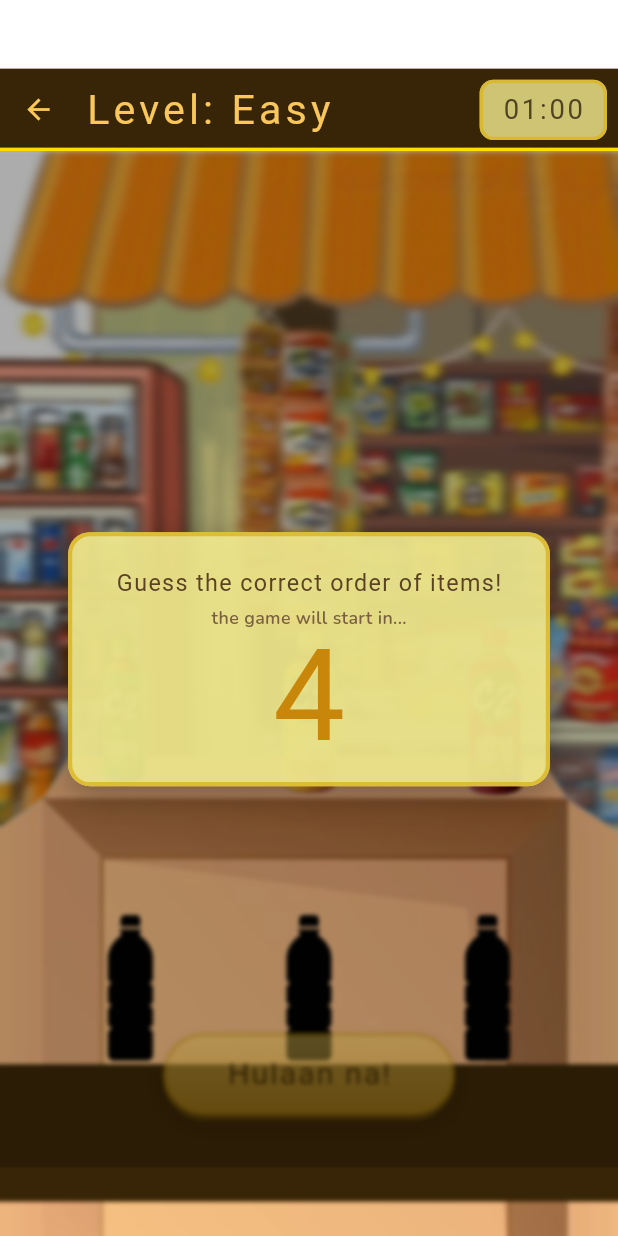
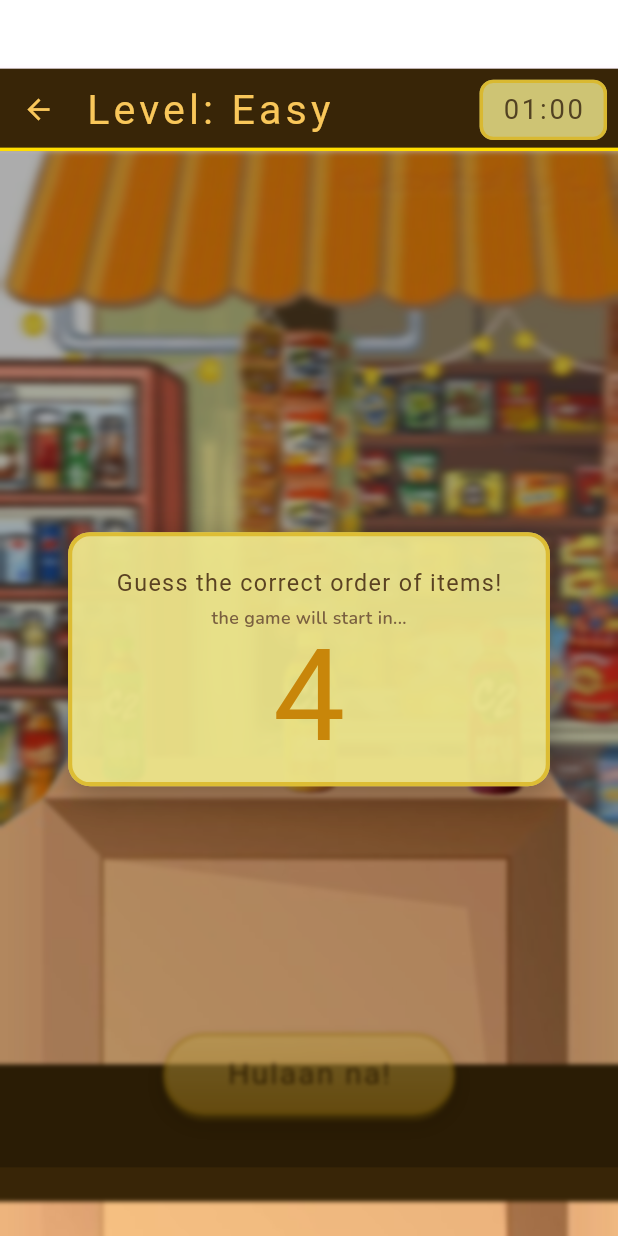
Before and after one commit to hungrychef-bytescode/CMSC156-Midterm-Project, a Flutter app: the GameScreen screen opened directly, on a phone screen of 412 x 824 dp. Run offline on Flutter 3.47's test engine with Material 3 defaults, Android fonts, the phone set to English and light mode, and no system bars; our stand-ins replace google_fonts; Roboto replaces fonts that are missing (Boogaloo).

Commit message:
feat: added correct arrangements when lost, removed mystery items inside boxes, adjust fonts on components

```diff
--- a/ayos_game/lib/game_config.dart
+++ b/ayos_game/lib/game_config.dart
@@ -1,4 +1,4 @@
-class LevelConfig {
+class LevelConfig { //level data
   final String level;
   final int totalTime;
   final int itemCount;
--- a/ayos_game/lib/game_screen.dart
+++ b/ayos_game/lib/game_screen.dart
@@ -4,8 +4,7 @@ import 'dart:async';
 import 'dart:ui';
 
 import 'game_config.dart';
-import 'game_widgets.dart';
-import 'game_dialogs.dart';
+import 'game_components.dart';
 
 class GameScreen extends StatefulWidget {
   final LevelConfig config;
@@ -203,6 +202,7 @@ class _GameScreenState extends State<GameScreen> with TickerProviderStateMixin {
       builder: (_) => GameDialog(
         title: "Time's Up!",
         subtitle: "Better luck next time.",
+        correctOrder: correctOrder,
         actions: [
           PillBtn(label: "Back to Menu", onTap: _goHome),
           PillBtn(label: "Try Again",    onTap: _restart),
@@ -347,22 +347,22 @@ class _GameScreenState extends State<GameScreen> with TickerProviderStateMixin {
             ),
 
             // Mystery items (bottom row — hidden)
-            Align(
-              alignment: Alignment.bottomCenter,
-              child: Padding(
-                padding: const EdgeInsets.only(bottom: 67),
-                child: Row(
-                  mainAxisSize: MainAxisSize.min,
-                  children: List.generate(
-                    correctOrder.length,
-                    (_) => Image.asset(
-                      widget.config.mysteryAsset,
-                      width: widget.config.itemWidth,
-                    ),
-                  ),
-                ),
-              ),
-            ),
+            // Align(
+            //   alignment: Alignment.bottomCenter,
+            //   child: Padding(
+            //     padding: const EdgeInsets.only(bottom: 67),
+            //     child: Row(
+            //       mainAxisSize: MainAxisSize.min,
+            //       children: List.generate(
+            //         correctOrder.length,
+            //         (_) => Image.asset(
+            //           widget.config.mysteryAsset,
+            //           width: widget.config.itemWidth,
+            //         ),
+            //       ),
+            //     ),
+            //   ),
+            // ),
 
             // Player items (top row — draggable)
             Align(
--- a/ayos_game/lib/game_widgets.dart
+++ /dev/null
@@ -1,84 +0,0 @@
-import 'package:flutter/material.dart';
-import 'package:google_fonts/google_fonts.dart';
-
-// ── Hint Bubble ───────────────────────────────────────────────────────
-class HintBubble extends StatelessWidget {
-  final String message;
-  const HintBubble({super.key, required this.message});
-
-  @override
-  Widget build(BuildContext context) {
-    return Container(
-      padding: const EdgeInsets.symmetric(horizontal: 22, vertical: 9),
-      decoration: BoxDecoration(
-        color: const Color(0xFFEDEBFF),
-        border: Border.all(color: const Color(0xFF9B97D4), width: 2),
-        borderRadius: BorderRadius.circular(16),
-        boxShadow: [
-          BoxShadow(
-            color: Colors.black.withOpacity(0.18),
-            blurRadius: 10,
-            offset: const Offset(0, 3),
-          ),
-        ],
-      ),
-      child: Text(
-        message,
-        style: GoogleFonts.boogaloo(
-          color: const Color(0xFF2E2B5F),
-          fontSize: 17,
-          letterSpacing: 1,
-        ),
-      ),
-    );
-  }
-}
-
-// ── Action Button ─────────────────────────────────────────────────────
-class ActionButton extends StatelessWidget {
-  final String label;
-  final bool enabled;
-  final VoidCallback onTap;
-
-  const ActionButton({
-    super.key,
-    required this.label,
-    required this.enabled,
-    required this.onTap,
-  });
-
-  @override
-  Widget build(BuildContext context) {
-    return GestureDetector(
-      onTap: enabled ? onTap : null,
-      child: AnimatedOpacity(
-        duration: const Duration(milliseconds: 200),
-        opacity: enabled ? 1.0 : 0.5,
-        child: Container(
-          padding: const EdgeInsets.symmetric(horizontal: 44, vertical: 12),
-          decoration: BoxDecoration(
-            gradient: const LinearGradient(
-              colors: [Color(0xFFF5D060), Color(0xFFD4A020)],
-              begin: Alignment.topCenter,
-              end: Alignment.bottomCenter,
-            ),
-            border: Border.all(color: const Color(0xFFC89A10), width: 2.5),
-            borderRadius: BorderRadius.circular(30),
-            boxShadow: const [
-              BoxShadow(color: Color(0xFF7A5C08), offset: Offset(0, 4), blurRadius: 0),
-              BoxShadow(color: Color(0x44000000), offset: Offset(0, 6), blurRadius: 10),
-            ],
-          ),
-          child: Text(
-            label,
-            style: GoogleFonts.boogaloo(
-              color: const Color(0xFF4A3000),
-              fontSize: 22,
-              letterSpacing: 1.5,
-            ),
-          ),
-        ),
-      ),
-    );
-  }
-}
```
Also changed, not shown: ayos_game/lib/game_components.dart (added, +209 -0 lines), ayos_game/lib/game_dialogs.dart (deleted, +0 -104 lines).
